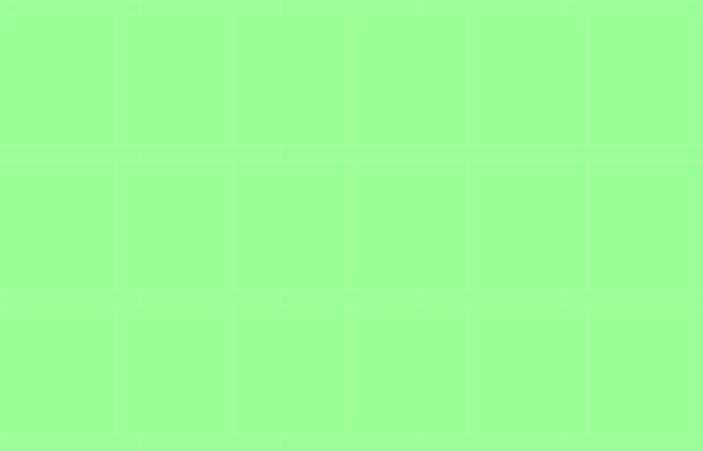
The window that Agricola_Front/data/PersonalField/field_frame.ui (HiImSUN/Agricola-Front_ui-images-py) describes before a commit, drawn with Qt 5.
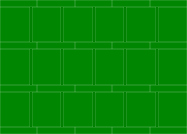
The same window after the commit.

What changed in the file:
```diff
--- a/Agricola_Front/data/PersonalField/field_frame.ui
+++ b/Agricola_Front/data/PersonalField/field_frame.ui
@@ -6,8 +6,8 @@
    <rect>
     <x>0</x>
     <y>0</y>
-    <width>703</width>
-    <height>451</height>
+    <width>187</width>
+    <height>134</height>
    </rect>
   </property>
   <property name="sizePolicy">
@@ -52,7 +52,7 @@
       </sizepolicy>
      </property>
      <property name="styleSheet">
-      <string notr="true">#Frame{background-color:rgb(162, 255, 157);}</string>
+      <string notr="true">#Frame{background-color:green;}</string>
      </property>
      <layout class="QVBoxLayout" name="verticalLayout1" stretch="0">
       <property name="spacing">
```
